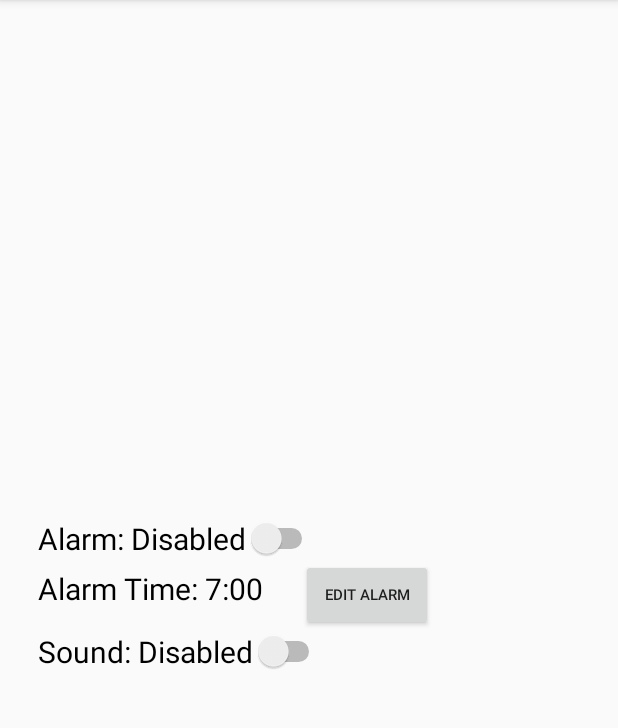
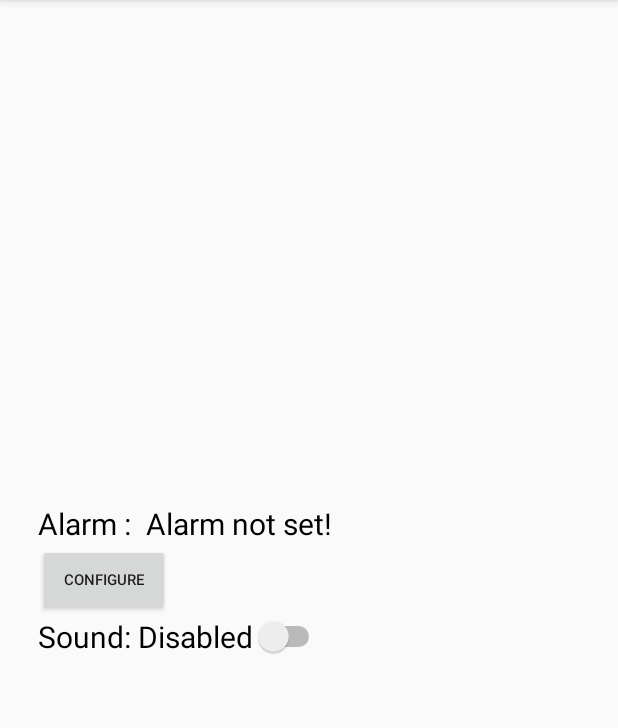
Before and after one commit to AlexAgnoII/SleepingKnights, an Android app: the fragment SettingsFragment shown on its own in the app's theme, on a phone screen of 412 x 824 dp, the part 84-812 px from its top. Run offline under Robolectric (Android 15) with nearby library versions, the phone set to English and light mode, and no system bars.

Commit message:
Added alarm so far

```diff
--- a/app/src/main/java/com/example/alexagnoii/sleepingknights/DialogFragments/SettingsFragment.java
+++ b/app/src/main/java/com/example/alexagnoii/sleepingknights/DialogFragments/SettingsFragment.java
@@ -2,9 +2,12 @@ package com.example.alexagnoii.sleepingknights.DialogFragments;
 
 import android.app.DialogFragment;
 import android.content.Intent;
+import android.content.SharedPreferences;
 import android.graphics.Color;
 import android.os.Bundle;
+import android.preference.PreferenceManager;
 import android.support.annotation.Nullable;
+import android.util.Log;
 import android.view.LayoutInflater;
 import android.view.View;
 import android.view.ViewGroup;
@@ -26,37 +29,37 @@ public class SettingsFragment extends DialogFragment{
 
     Switch switch_alarm, switch_sound;
     Button btnEdit;
-    TextView tvAlarm;
+    TextView tvAlarm, tvAlarmTime;
+    SharedPreferences sp;
 
     @Nullable
     @Override
     public View onCreateView(LayoutInflater inflater, @Nullable ViewGroup container, Bundle savedInstanceState) {
         final View rootView = inflater.inflate(R.layout.activity_settings, container);
 
-        switch_alarm = (Switch) rootView.findViewById(R.id.switch_alarm);
-        switch_alarm.setSelected(true);
         switch_sound = (Switch) rootView.findViewById(R.id.switch_sound);
         switch_sound.setSelected(true);
         tvAlarm = (TextView) rootView.findViewById(R.id.tv_alarm);
         btnEdit = (Button) rootView.findViewById(R.id.btn_editAlarm);
+        tvAlarmTime = (TextView) rootView.findViewById (R.id.tv_alarmTime);
 
-        switch_alarm.setOnCheckedChangeListener(new CompoundButton.OnCheckedChangeListener() {
-            @Override
-            public void onCheckedChanged(CompoundButton compoundButton, boolean b) {
-                if(b){
-                    switch_alarm.setText("Alarm: Enabled");
-                    tvAlarm.setTextColor(Color.BLACK);
-                    btnEdit.setClickable(true);
-                    //TODO: logic for enabling alarm
-                }
-                else{
-                    switch_alarm.setText("Alarm: Disabled");
-                    tvAlarm.setTextColor(Color.GRAY);
-                    btnEdit.setClickable(false);
-                    //TODO: logic for disabling alarm
-                }
-            }
-        });
+//        switch_alarm.setOnCheckedChangeListener(new CompoundButton.OnCheckedChangeListener() {
+//            @Override
+//            public void onCheckedChanged(CompoundButton compoundButton, boolean b) {
+//                if(b){
+//                    switch_alarm.setText("Alarm: Enabled");
+//                    tvAlarm.setTextColor(Color.BLACK);
+//                    btnEdit.setClickable(true);
+//                    //TODO: logic for enabling alarm
+//                }
+//                else{
+//                    switch_alarm.setText("Alarm: Disabled");
+//                    tvAlarm.setTextColor(Color.GRAY);
+//                    btnEdit.setClickable(false);
+//                    //TODO: logic for disabling alarm
+//                }
+//            }
+//        });
 
         switch_sound.setOnCheckedChangeListener(new CompoundButton.OnCheckedChangeListener() {
             @Override
@@ -71,26 +74,42 @@ public class SettingsFragment extends DialogFragment{
                 }
             }
         });
+        sp = PreferenceManager.getDefaultSharedPreferences(getActivity());
+        if(getActivity() == null){
+            Log.e("XD", "getActivity is null");
+        }
+        else Log.e("getActivity ain't null", "boi");
+        int hour, minute;
+        String hourString, minuteString;
+        String amOrPm;
+        hour = sp.getInt("Hour", 0);
+        minute = sp.getInt("Minute", 0);
+        amOrPm = sp.getString("AmOrPm", null);
 
+        if(hour > 12){
+            hourString = String.valueOf(hour - 12);
+        }
+        else {
+            hourString = String.valueOf(hour);
+        };
+        if(minute < 10)
+            minuteString = "0" + String.valueOf(minute);
+        else minuteString = String.valueOf(minute);
+
+        if(amOrPm != null) {
+            tvAlarmTime.setText(hourString + ":" + minuteString + " " + amOrPm);
+        }
+        else{
+            tvAlarmTime.setText("Alarm not set!");
+        }
         btnEdit.setOnClickListener(new View.OnClickListener() {
             @Override
             public void onClick(View view) {
                 Intent i = new Intent();
-                i.setAction(Intent.ACTION_CALL);
                 i.setClass(getActivity().getBaseContext(), Alarm.class);
-                startActivityForResult(i, 0);
-
+                startActivity(i);
             }
         });
         return rootView;
     }
-
-    @Override
-    public void onActivityResult(int requestCode, int resultCode, Intent data) {
-        super.onActivityResult(requestCode, resultCode, data);
-
-        if(requestCode == 0 && resultCode == RESULT_OK){
-            tvAlarm.setText("Alarm Time: " + data.getExtras().getInt("hour") + ":" + data.getExtras().getInt("minute"));
-        }
-    }
 }
--- a/app/src/main/res/layout/activity_settings.xml
+++ b/app/src/main/res/layout/activity_settings.xml
@@ -16,16 +16,6 @@
             android:layout_height="wrap_content"
             android:orientation="vertical">
 
-            <Switch
-                android:id="@+id/switch_alarm"
-                android:layout_width="wrap_content"
-                android:layout_height="wrap_content"
-                android:layout_marginLeft="25dp"
-                android:layout_marginTop="20dp"
-                android:enabled="true"
-                android:text="Alarm: Disabled"
-                android:textSize="20sp" />
-
             <LinearLayout
                 android:layout_width="wrap_content"
                 android:layout_height="wrap_content"
@@ -36,19 +26,25 @@
                     android:layout_width="wrap_content"
                     android:layout_height="wrap_content"
                     android:layout_marginLeft="25dp"
-                    android:text="Alarm Time: 7:00"
+                    android:text="Alarm :"
                     android:textColor="#000000"
                     android:textSize="20sp" />
 
-                <Button
-                    android:id="@+id/btn_editAlarm"
+                <TextView
+                    android:layout_marginLeft="10sp"
                     android:layout_width="wrap_content"
                     android:layout_height="wrap_content"
-                    android:layout_marginLeft="25dp"
-                    android:text="Edit Alarm"
-                    android:textSize="10dp"/>
+                    android:id="@+id/tv_alarmTime"
+                    android:textColor="#000000"
+                    android:textSize="20sp"/>
             </LinearLayout>
-
+            <Button
+                android:id="@+id/btn_editAlarm"
+                android:layout_width="wrap_content"
+                android:layout_height="wrap_content"
+                android:layout_marginLeft="25dp"
+                android:text="Configure"
+                android:textSize="10dp"/>
             <Switch
                 android:id="@+id/switch_sound"
                 android:layout_width="wrap_content"
```
Also changed, not shown: app/src/main/AndroidManifest.xml (+8 -8 lines), app/src/main/java/com/example/alexagnoii/sleepingknights/Alarm.java (+89 -10 lines), app/src/main/java/com/example/alexagnoii/sleepingknights/Knight/AlarmReceiver.java (added, +24 -0 lines), app/src/main/java/com/example/alexagnoii/sleepingknights/RingtonePlayingService.java (added, +33 -0 lines), app/src/main/res/layout/activity_alarm.xml (+20 -4 lines), 2 other files.
